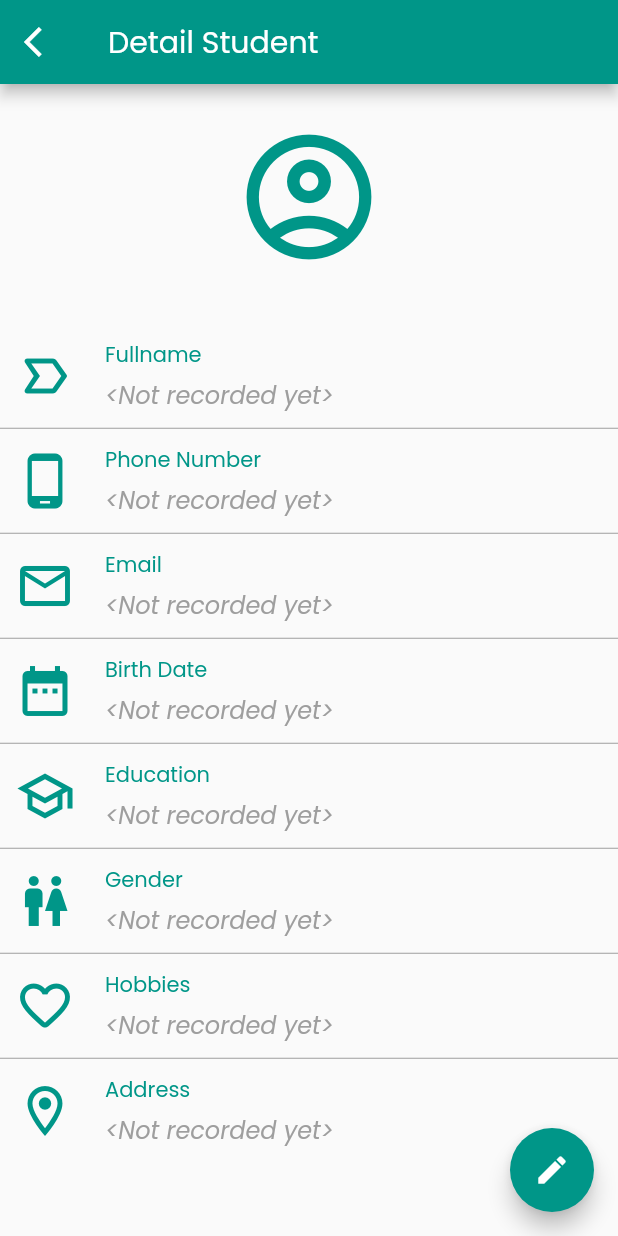
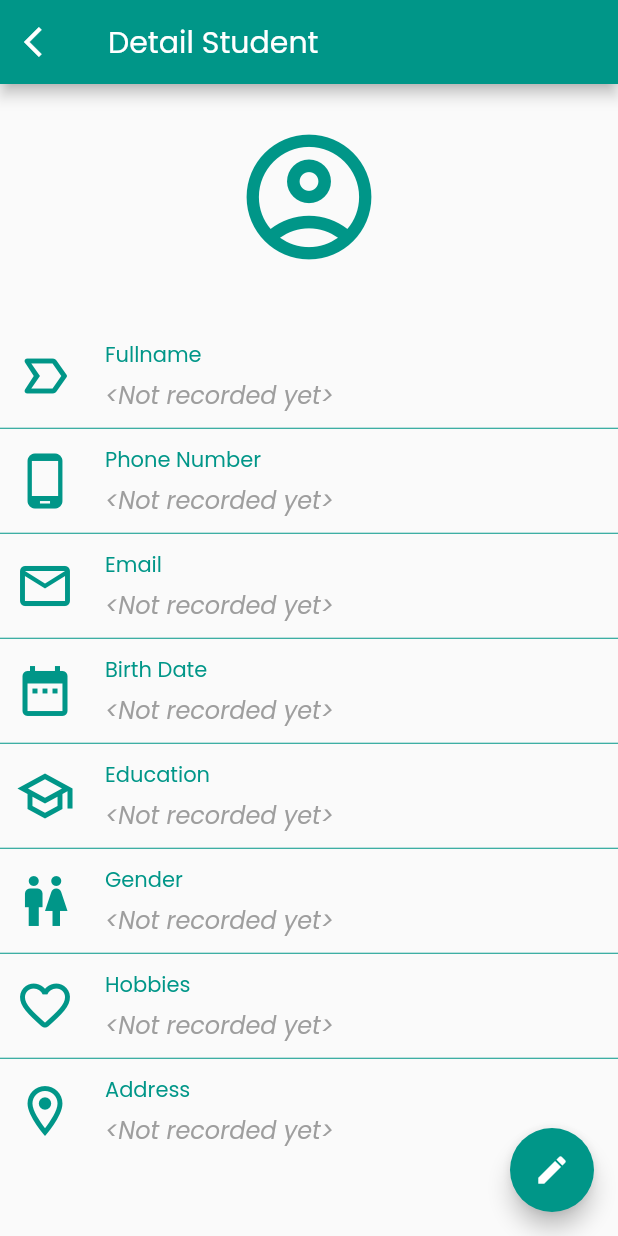
Before and after one commit to dikawardaniTrainer/sekolahku-flutter, a Flutter app: the StudentDetailPage screen opened directly with empty values, on a phone screen of 412 x 824 dp. Run offline on Flutter 3.47's test engine with Material 2 defaults, Android fonts, the light colour scheme and no system bars; our stand-ins replace flutter_native_splash, flutter_slidable, font_awesome_flutter, hexcolor, shared_preferences, sprintf and 1 more; missing offline and left inert: android_intent_plus; accounts and stored records are empty.

Commit message:
add support for dark theme

```diff
--- a/lib/pages/student_detail_page.dart
+++ b/lib/pages/student_detail_page.dart
@@ -11,7 +11,7 @@ import 'package:sekolah_ku/util/state_extension.dart';
 import 'package:sekolah_ku/widgets/banner_header.dart';
 import 'package:sekolah_ku/widgets/custom_future_builder.dart';
 import 'package:sekolah_ku/widgets/icon_back_button.dart';
-import 'package:sekolah_ku/widgets/item_detail_student.dart';
+import 'package:sekolah_ku/widgets/item_detail.dart';
 import 'package:sekolah_ku/widgets/loading_dialog.dart';
 
 class StudentDetailPage extends StatefulWidget {
@@ -64,10 +64,10 @@ class _StudentDetailPageState extends State<StudentDetailPage> {
               shrinkWrap: true,
               padding: const EdgeInsets.only(top: DimenRes.size_10, bottom: DimenRes.size_10),
               itemCount: items.length,
-              separatorBuilder: (context, i) => const Divider(color: ColorRes.grey, height: DimenRes.size_1),
+              separatorBuilder: (context, i) => const Divider(height: DimenRes.size_1),
               itemBuilder: (context, i) {
                 final itemDetail = items[i];
-                return ItemDetailStudent(
+                return ItemDetailView(
                   itemDetail: itemDetail,
                   onGMapLinkTapped: (link) => context.openLink(link),
                 );
--- /dev/null
+++ b/lib/resources/theme_res.dart
@@ -0,0 +1,32 @@
+import 'package:flutter/material.dart';
+import 'package:sekolah_ku/resources/color_res.dart';
+import 'package:sekolah_ku/resources/dimen_res.dart';
+import 'package:sekolah_ku/resources/font_res.dart';
+
+class ThemeRes {
+  static const themeMode = ThemeMode.system;
+  static const iconTheme = IconThemeData(color: ColorRes.tealMat);
+  static const appBarTheme = AppBarTheme(color: ColorRes.tealMat);
+  static InputDecorationTheme inputDecor = InputDecorationTheme(
+    suffixIconColor: ColorRes.tealMat,
+    prefixIconColor: ColorRes.tealMat,
+    border: OutlineInputBorder(borderRadius: BorderRadius.circular(DimenRes.size_16))
+  );
+  static darkTheme(BuildContext context) => ThemeData(
+    brightness: Brightness.dark,
+    primarySwatch: ColorRes.tealMat,
+    fontFamily: FontRes.poppins,
+    appBarTheme: appBarTheme,
+    iconTheme: iconTheme,
+    inputDecorationTheme: inputDecor,
+    dividerColor: ColorRes.tealMat,
+    colorScheme: ColorScheme.fromSwatch(brightness: Brightness.dark, primarySwatch: ColorRes.tealMat).copyWith(secondary: ColorRes.tealMat)
+  );
+  static final lightTheme = ThemeData(
+    primarySwatch: ColorRes.tealMat,
+    fontFamily: FontRes.poppins,
+    iconTheme: iconTheme,
+    inputDecorationTheme: inputDecor,
+    dividerColor: ColorRes.tealMat,
+  );
+}
--- a/lib/widgets/dialog_filter_student.dart
+++ b/lib/widgets/dialog_filter_student.dart
@@ -54,10 +54,11 @@ class DialogFilterStudent extends StatelessWidget {
         children: [
           const TitleText(label: StringRes.filter, color: Colors.teal,),
           const SizedBox(height: DimenRes.size_8,),
-          const Divider(height: DimenRes.size_1, color: ColorRes.teal,),
+          const Divider(height: DimenRes.size_1),
           InputEducation(
             controller: _educationCtrl,
             marginTop: DimenRes.size_20,
+            enableValidator: false,
           ),
           RadioGenderFilter(
             controller: _genderCtrl,
--- a/lib/widgets/input.dart
+++ b/lib/widgets/input.dart
@@ -56,7 +56,6 @@ class InputField extends StatelessWidget {
           minLines: minLine,
           decoration: InputDecoration(
             label: Text(label),
-            border: OutlineInputBorder(borderRadius: BorderRadius.circular(DimenRes.size_16)),
             suffixIcon: suffixIcon,
             prefixIcon: prefixIcon
           ),
--- a/lib/widgets/input_date_field.dart
+++ b/lib/widgets/input_date_field.dart
@@ -1,4 +1,5 @@
 import 'package:flutter/material.dart';
+import 'package:sekolah_ku/resources/color_res.dart';
 import 'package:sekolah_ku/resources/dimen_res.dart';
 import 'package:sekolah_ku/resources/string_res.dart';
 import 'package:sekolah_ku/util/date_extension.dart';
@@ -94,7 +95,7 @@ class InputDateField extends StatelessWidget {
       prefixIcon: prefixIcon,
       onTap: () => _showDatePickerDialog(context),
       suffixIcon: IconButton(
-        icon: Icon(Icons.date_range , color: Theme.of(context).primaryColor),
+        icon: const Icon(Icons.date_range, color: ColorRes.teal,),
         onPressed: () => _showDatePickerDialog(context),
       ),
     );
--- a/lib/widgets/input_education.dart
+++ b/lib/widgets/input_education.dart
@@ -7,15 +7,18 @@ class InputEducation extends StatelessWidget {
   final double marginTop;
   final DropDownController<String> controller;
   final ValueChanged<String>? onChanged;
+  final bool enableValidator;
 
   const InputEducation({
     super.key,
     required this.controller,
     this.marginTop = 0,
-    this.onChanged
+    this.onChanged,
+    this.enableValidator = true
   });
 
   String? _validateEducation(String? input) {
+    if (!enableValidator) return null;
     if (input != null) {
       if (controller.value == educationOptions.first) {
         return StringRes.errEducationEmpty;
--- a/lib/widgets/item_detail_student.dart
+++ b/lib/widgets/item_detail.dart
@@ -32,11 +32,11 @@ class ItemDetail {
   }
 }
 
-class ItemDetailStudent extends StatelessWidget {
+class ItemDetailView extends StatelessWidget {
   final ItemDetail itemDetail;
   final OnOpenLink? onGMapLinkTapped;
 
-  const ItemDetailStudent({
+  const ItemDetailView({
     super.key,
     required this.itemDetail,
     this.onGMapLinkTapped
@@ -57,7 +57,6 @@ class ItemDetailStudent extends StatelessWidget {
       valueStyles = const TextStyle(
           fontWeight: FontWeight.bold,
           fontSize: DimenRes.size_18,
-          color: ColorRes.black
       );
     }
 
@@ -66,7 +65,7 @@ class ItemDetailStudent extends StatelessWidget {
       padding: const EdgeInsets.all(DimenRes.size_10),
       child: Row(
         children: [
-          Icon(itemDetail.iconData, size: DimenRes.size_40, color: ColorRes.teal),
+          Icon(itemDetail.iconData, size: DimenRes.size_40),
           const SizedBox(width: DimenRes.size_20),
           Expanded(child: Column(
             crossAxisAlignment: CrossAxisAlignment.start,
--- a/lib/widgets/item_synopsis_student.dart
+++ b/lib/widgets/item_student.dart
@@ -10,12 +10,12 @@ import 'package:sekolah_ku/widgets/pop_up_menu.dart';
 
 typedef OnActionSelected = void Function(String action, Student student);
 
-class ItemSynopsisStudent extends StatelessWidget {
+class ItemStudent extends StatelessWidget {
   final Student student;
   final GestureTapCallback? onTap;
   final OnActionSelected? onActionSelected;
 
-  const ItemSynopsisStudent({
+  const ItemStudent({
     super.key,
     required this.student,
     this.onTap,
@@ -36,7 +36,7 @@ class ItemSynopsisStudent extends StatelessWidget {
       padding: const EdgeInsets.all(DimenRes.size_10),
       child: Row(
         children: [
-          const Icon(IconRes.accountCircleOutline, size: DimenRes.size_60, color: ColorRes.teal),
+          const Icon(IconRes.accountCircleOutline, size: DimenRes.size_60),
           const SizedBox(width: DimenRes.size_8),
           Expanded(child: Column(
             children: [
--- a/lib/widgets/search_bar.dart
+++ b/lib/widgets/search_bar.dart
@@ -31,6 +31,7 @@ class _SearchBarState extends State<SearchBar> {
         decoration: BoxDecoration(
             color: Colors.white, borderRadius: BorderRadius.circular(DimenRes.size_16)),
         child: TextField(
+          style: const TextStyle(color: ColorRes.black),
           onSubmitted: widget.onValueChanged,
           onChanged: widget.onValueChanged,
           controller: widget.controller,
--- a/lib/widgets/title_pop_up_menu_item.dart
+++ b/lib/widgets/title_pop_up_menu_item.dart
@@ -25,7 +25,7 @@ class TitlePopMenuItem extends StatelessWidget {
             ]
         ),
         const SizedBox(height: DimenRes.size_10),
-        const Divider(height: DimenRes.size_1, color: Colors.teal)
+        const Divider(height: DimenRes.size_1)
       ],
     );
   }
```
Also changed, not shown: lib/main.dart (+4 -6 lines), lib/widgets/loading_dialog.dart (+21 -20 lines), lib/widgets/student_list.dart (+3 -4 lines).
